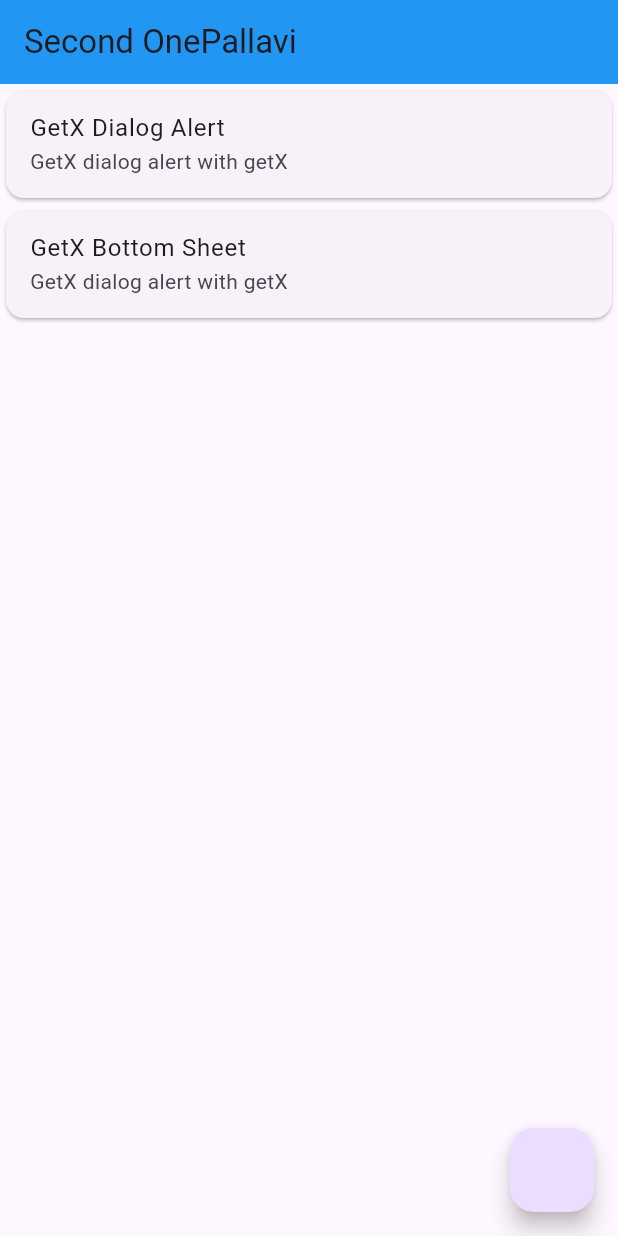
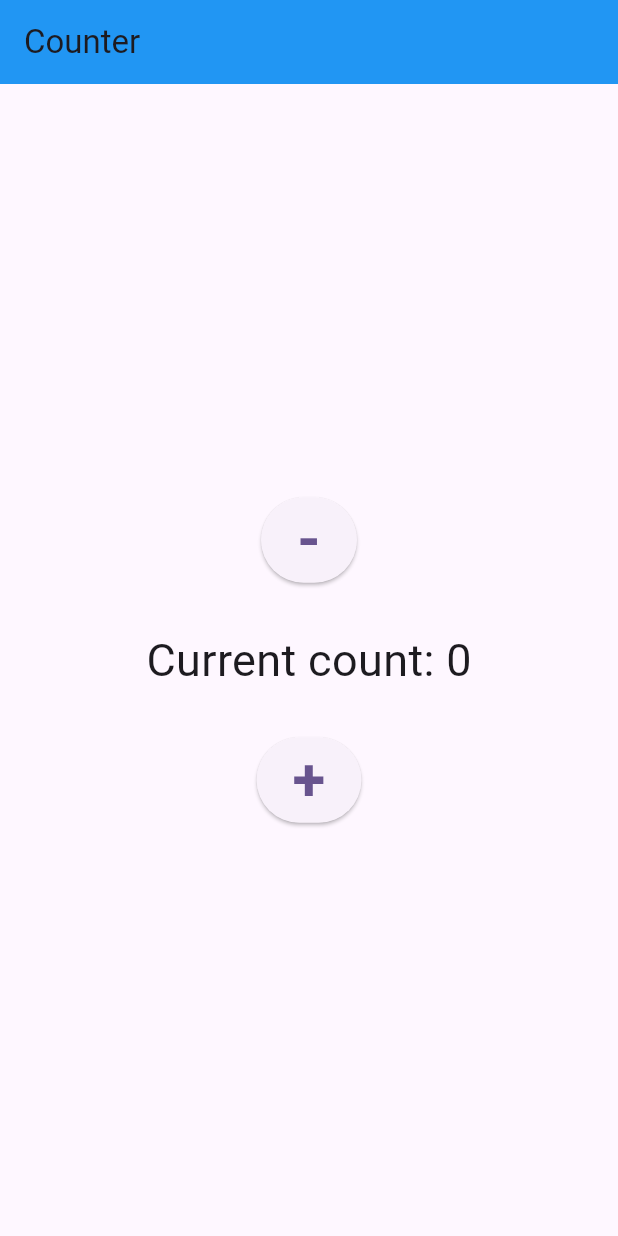
Before and after one commit to pallavipradhan5578/getx_features_aaplication, a Flutter app: the screen it shows after launch, on a phone screen of 412 x 824 dp. Run offline on Flutter 3.47's test engine with Material 3 defaults, Android fonts, the phone set to English and light mode, and no system bars; our stand-ins replace get.

Commit message:
CountPage.dart

```diff
--- /dev/null
+++ b/lib/counter_Page.dart
@@ -0,0 +1,51 @@
+import 'package:flutter/material.dart';
+import 'package:get/get.dart';
+import 'package:statemanagementgetx/counter_controller.dart';
+class CounterPage extends StatefulWidget {
+  const CounterPage({super.key, required String name});
+
+  @override
+  State<CounterPage> createState() => _CounterPageState();
+}
+
+class _CounterPageState extends State<CounterPage> {
+  final CounterController controller=Get.put (CounterController());
+  int count = 0;
+  @override
+  void initState() {
+    super.initState();
+  }
+  Widget build(BuildContext context) {
+    return Scaffold(
+      appBar: AppBar(backgroundColor: Colors.blue,
+        title: Text('Counter'),
+      ),
+      body: Center(
+        child: Column(
+          mainAxisAlignment: MainAxisAlignment.center,
+          children: [ ElevatedButton(
+            onPressed: () {
+              setState(() {
+                count--;
+              });
+            },
+            child: Text('-',style: TextStyle(fontWeight: FontWeight.bold,fontSize: 40),),
+          ),SizedBox(height: 30,),
+            Text(
+              'Current count: $count',
+              style: TextStyle(fontSize: 30),
+            ),SizedBox(height: 30,),
+            ElevatedButton(
+              onPressed: () {
+                setState(() {
+                  count++;
+                });
+              },
+              child: Text('+',style: TextStyle(fontWeight: FontWeight.bold,fontSize: 40),),
+            ),
+          ],
+        ),
+      ),
+    );
+  }
+}
--- /dev/null
+++ b/lib/counter_controller.dart
@@ -0,0 +1,10 @@
+import 'package:get/get.dart';
+
+class CounterController extends GetxController{
+  RxInt count= 1.obs;
+  incrementCounter(){
+    count.value++;
+    print("count.value");
+  }
+
+}
--- /dev/null
+++ b/lib/imagepicker/image_picker_controller.dart
@@ -0,0 +1,4 @@
+import 'package:get/get.dart';
+class ImagePickerController extends GetxController{
+
+}
--- a/lib/main.dart
+++ b/lib/main.dart
@@ -1,6 +1,8 @@
 import 'package:flutter/material.dart';
 import 'package:get/get.dart';
 import 'package:statemanagementgetx/HomeScreenforlanguage.dart';
+import 'package:statemanagementgetx/counter_Page.dart';
+import 'package:statemanagementgetx/getx_example_three.dart';
 import 'package:statemanagementgetx/getxstate.dart';
 import 'package:statemanagementgetx/home_Screen.dart';
 import 'package:statemanagementgetx/languages.dart';
@@ -28,10 +30,7 @@ class MyApp extends StatelessWidget {
         colorScheme: ColorScheme.fromSeed(seedColor: Colors.deepPurple),
         useMaterial3: true,
       ),
-      home:Second_One  (name: 'Pallavi',),debugShowCheckedModeBanner: false,getPages: [
-        GetPage(name: '/', page: ()=>HomePage()),
-      GetPage(name: '/', page: ()=> Second_One(name: 'Pallavi',)), GetPage(name: '/', page: ()=>Second_Two()),
-    ],
+      home:CounterPage   (name: 'pk',),debugShowCheckedModeBanner: false,
     );
   }
 }
--- a/pubspec.yaml
+++ b/pubspec.yaml
@@ -36,6 +36,8 @@ dependencies:
   # Use with the CupertinoIcons class for iOS style icons.
   cupertino_icons: ^1.0.8
   get: ^4.6.6
+  image_picker:
+
 dev_dependencies:
   flutter_test:
     sdk: flutter
```
Also changed, not shown: lib/getx_example_three.dart (added, +37 -0 lines), pubspec.lock, 11 other files.
